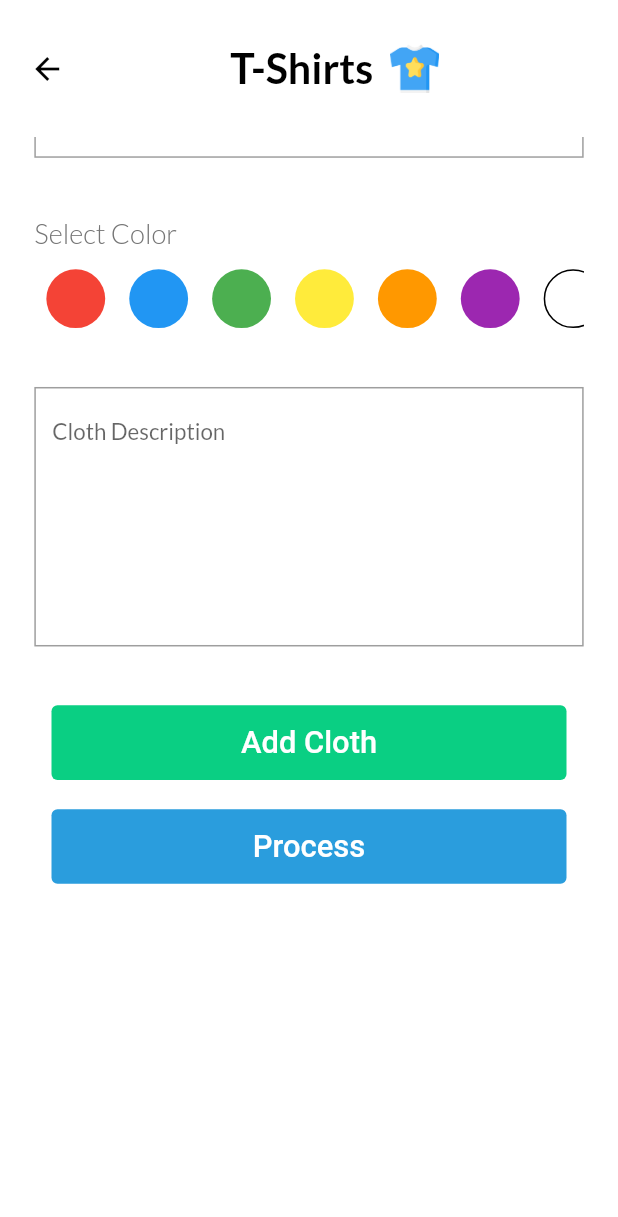
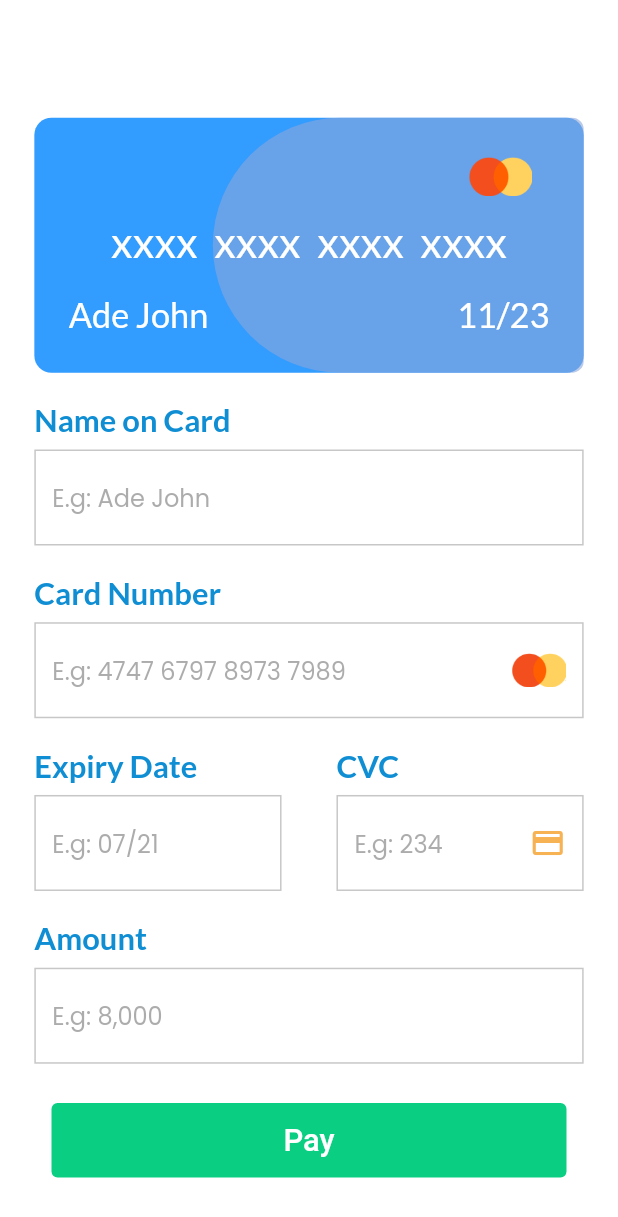
Before and after one commit to AchizuePriscilla/volt-laundry, a Flutter app: the LaundryDetails widget shown alone on an empty page, opened directly with empty values, scrolled down 91 dp, after a tap on "Process", on a phone screen of 412 x 824 dp. Shown: the top 1217 px of the screen. Run offline on Flutter 3.47's test engine with Material 2 defaults, Android fonts, the phone set to English and light mode, and no system bars; our stand-ins replace country_code_picker, flutter_credit_card, flutter_screenutil, get_it, google_fonts, iconly and 1 more.

Commit message:
Feat: Checkout view

```diff
--- a/lib/presentation/viewmodels/laundry_view_model.dart
+++ b/lib/presentation/viewmodels/laundry_view_model.dart
@@ -75,4 +75,8 @@ class LaundryVM extends BaseViewModel {
     navigationHandler.pushNamed(laundryDetailsRoute,
         arg: LaundryDetailsArgs(clothType));
   }
+
+  void navigateToCheckoutView() {
+    navigationHandler.pushNamed(checkoutViewRoute);
+  }
 }
--- /dev/null
+++ b/lib/presentation/views/checkout_view.dart
@@ -0,0 +1,136 @@
+import 'package:flutter/material.dart';
+import 'package:volt/presentation/shared/responsive_widget.dart';
+import 'package:volt/presentation/shared/shared.dart';
+
+class CheckoutView extends StatefulWidget {
+  const CheckoutView({Key? key}) : super(key: key);
+
+  @override
+  _CheckoutViewState createState() => _CheckoutViewState();
+}
+
+class _CheckoutViewState extends State<CheckoutView> {
+  @override
+  Widget build(BuildContext context) {
+    return ResponsiveWidget(
+        resizeToAvoidBottomInset: true,
+        builder: (_, size) {
+          return Container(
+            padding: EdgeInsets.symmetric(horizontal: 20.w),
+            child: SingleChildScrollView(
+              child: Column(
+                crossAxisAlignment: CrossAxisAlignment.start,
+                children: [
+                  const CustomSpacer(
+                    flex: 12,
+                  ),
+                  const CreditCard(),
+                  const CustomSpacer(flex: 3),
+                  Text(
+                    'Name on Card',
+                    style: GoogleFonts.lato(
+                      fontSize: 18.sp,
+                      fontWeight: FontWeight.w600,
+                      color: Theme.of(context).primaryColor,
+                    ),
+                  ),
+                  const CustomSpacer(flex: 1),
+                  const CustomTextField(
+                    hint: 'E.g: Ade John',
+                  ),
+                  const CustomSpacer(flex: 3),
+                  Text(
+                    'Card Number',
+                    style: GoogleFonts.lato(
+                      fontSize: 18.sp,
+                      fontWeight: FontWeight.w600,
+                      color: Theme.of(context).primaryColor,
+                    ),
+                  ),
+                  const CustomSpacer(flex: 1),
+                  CustomTextField(
+                    hint: 'E.g: 4747 6797 8973 7989',
+                    suffix: Container(
+                      padding: EdgeInsets.only(right: 10.w),
+                      height: 16.h,
+                      width: 26.h,
+                      child: Image.asset('assets/images/mastercard.png'),
+                    ),
+                  ),
+                  const CustomSpacer(flex: 3),
+                  Row(
+                    mainAxisAlignment: MainAxisAlignment.spaceBetween,
+                    children: [
+                      Column(
+                        crossAxisAlignment: CrossAxisAlignment.start,
+                        children: [
+                          Text(
+                            'Expiry Date',
+                            style: GoogleFonts.lato(
+                              fontSize: 18.sp,
+                              fontWeight: FontWeight.w600,
+                              color: Theme.of(context).primaryColor,
+                            ),
+                          ),
+                          const CustomSpacer(flex: 1),
+                          SizedBox(
+                            width: size.width * .4,
+                            child: const CustomTextField(
+                              hint: 'E.g: 07/21',
+                            ),
+                          ),
+                        ],
+                      ),
+                      Column(
+                        crossAxisAlignment: CrossAxisAlignment.start,
+                        children: [
+                          Text(
+                            'CVC',
+                            style: GoogleFonts.lato(
+                              fontSize: 18.sp,
+                              fontWeight: FontWeight.w600,
+                              color: Theme.of(context).primaryColor,
+                            ),
+                          ),
+                          const CustomSpacer(flex: 1),
+                          SizedBox(
+                            width: size.width * .4,
+                            child: const CustomTextField(
+                              hint: 'E.g: 234',
+                              suffix: Icon(Icons.credit_card,
+                                  color: Palette.orangeColor),
+                            ),
+                          ),
+                        ],
+                      )
+                    ],
+                  ),
+                  const CustomSpacer(flex: 3),
+                  Text(
+                    'Amount',
+                    style: GoogleFonts.lato(
+                      fontSize: 18.sp,
+                      fontWeight: FontWeight.w600,
+                      color: Theme.of(context).primaryColor,
+                    ),
+                  ),
+                  const CustomSpacer(flex: 1),
+                  const CustomTextField(
+                    hint: 'E.g: 8,000',
+                  ),
+                  const CustomSpacer(flex: 4),
+                  Align(
+                    alignment: Alignment.center,
+                    child: Button(
+                        text: 'Pay',
+                        onPressed: () {},
+                        color: Palette.lightGreen),
+                  ),
+                  const CustomSpacer(flex: 3),
+                ],
+              ),
+            ),
+          );
+        });
+  }
+}
--- a/lib/presentation/views/laundry_details.dart
+++ b/lib/presentation/views/laundry_details.dart
@@ -39,7 +39,7 @@ class _LaundryDetailsState extends State<LaundryDetails> {
 
   @override
   Widget build(BuildContext context) {
-    var laundryDetailsVM = context.read<LaundryVM>();
+    var laundryVM = context.read<LaundryVM>();
 
     return ResponsiveWidget(
         resizeToAvoidBottomInset: true,
@@ -52,7 +52,7 @@ class _LaundryDetailsState extends State<LaundryDetails> {
             mainAxisSize: MainAxisSize.max,
             children: [
               Text(
-                laundryDetailsVM.getDesc(widget.clothType),
+                laundryVM.getDesc(widget.clothType),
                 style: GoogleFonts.lato(
                     fontSize: 24.sp,
                     fontWeight: FontWeight.w700,
@@ -65,7 +65,7 @@ class _LaundryDetailsState extends State<LaundryDetails> {
               SizedBox(
                   height: 25.h,
                   child: Image.asset(
-                      'assets/images/${laundryDetailsVM.getImagePath(widget.clothType)}.png')),
+                      'assets/images/${laundryVM.getImagePath(widget.clothType)}.png')),
             ],
           ),
           leadingWidth: 30.w,
@@ -194,7 +194,11 @@ class _LaundryDetailsState extends State<LaundryDetails> {
                       color: Palette.lightGreen,
                     ),
                     const CustomSpacer(flex: 3),
-                    Button(text: 'Process', onPressed: () {}),
+                    Button(
+                        text: 'Process',
+                        onPressed: () {
+                          laundryVM.navigateToCheckoutView();
+                        }),
                     const CustomSpacer(flex: 3),
                   ],
                 ),
--- a/lib/presentation/views/views.dart
+++ b/lib/presentation/views/views.dart
@@ -18,3 +18,4 @@ export 'profile_view.dart';
 export 'reset_password_view.dart';
 export 'forgot_password_view.dart';
 export 'fund_wallet_view.dart';
+export 'checkout_view.dart';
--- a/lib/utils/constants.dart
+++ b/lib/utils/constants.dart
@@ -90,3 +90,4 @@ const editProfileViewRoute = 'edit-profile-view';
 const forgotPasswordViewRoute = 'forgot-password-view';
 const resetPasswordViewRoute = 'reset-password-view';
 const fundWalletViewRoute = 'fund-wallet-view';
+const checkoutViewRoute = 'check-out-view';
--- a/lib/utils/route_generator.dart
+++ b/lib/utils/route_generator.dart
@@ -35,6 +35,8 @@ class RouteGenerator {
         return _getPageRoute(const ResetPasswordView());
       case forgotPasswordViewRoute:
         return _getPageRoute(const ForgotPasswordView());
+      case checkoutViewRoute:
+        return _getPageRoute(const CheckoutView());
       case laundryDetailsRoute:
         final clothType = settings.arguments;
         if (clothType != null && clothType is LaundryDetailsArgs) {
```
Also changed, not shown: lib/presentation/views/laundry_view.dart (+68 -17 lines).
